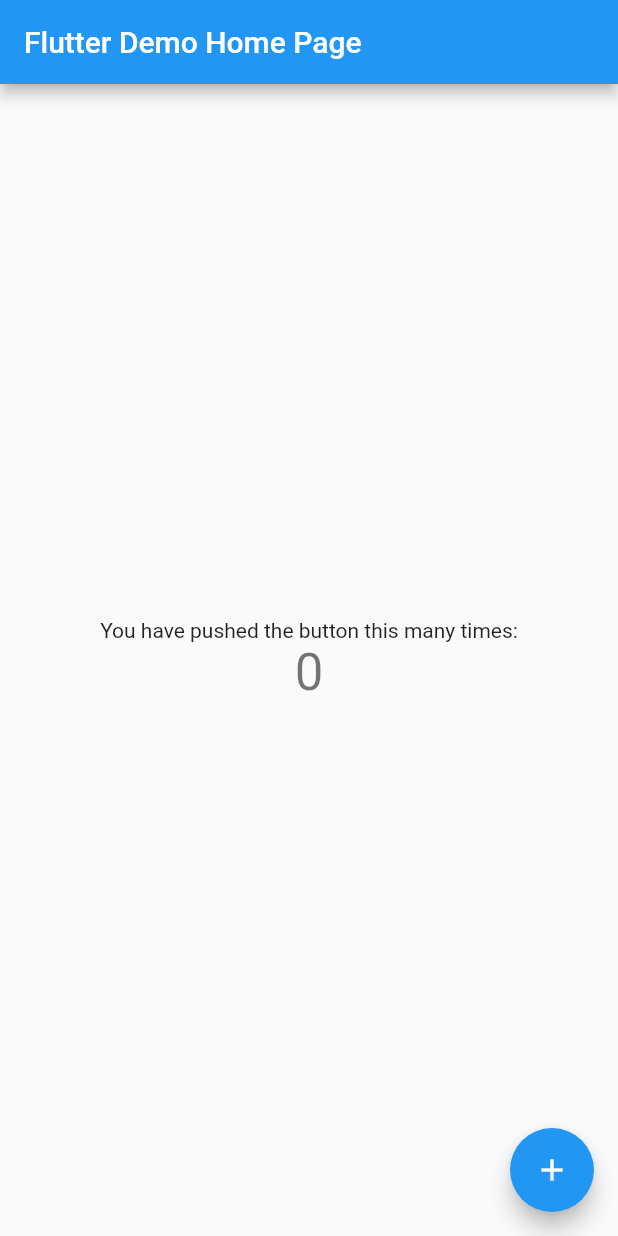
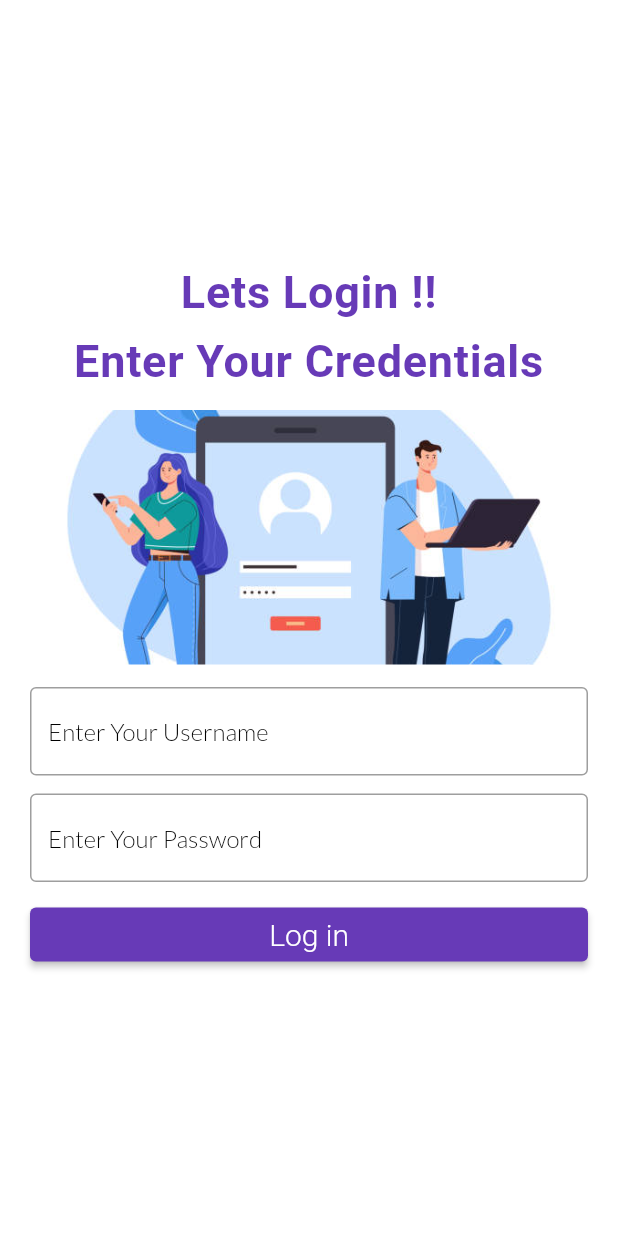
Before and after one commit to ShauryaPanwar/event-details, a Flutter app: the screen it shows after launch, on a phone screen of 412 x 824 dp. Run offline on Flutter 3.47's test engine with Material 2 defaults, Android fonts, the phone set to English and light mode, and no system bars; our stand-ins replace another_flushbar, google_fonts.

Commit message:
Login fuctionality made

```diff
--- /dev/null
+++ b/lib/homepage.dart
@@ -0,0 +1,11 @@
+import 'package:flutter/material.dart';
+
+
+class HomePage extends StatelessWidget {
+  const HomePage({Key? key}) : super(key: key);
+
+  @override
+  Widget build(BuildContext context) {
+    return Text('Home Page');
+  }
+}
--- /dev/null
+++ b/lib/login_page.dart
@@ -0,0 +1,155 @@
+import 'package:flutter/material.dart';
+import 'package:event_details/utils/spaces.dart';
+import 'package:another_flushbar/flushbar.dart';
+import 'package:another_flushbar/flushbar_helper.dart';
+import 'package:another_flushbar/flushbar_route.dart';
+import 'package:event_details/utils/logintextfieldstyle.dart';
+import 'package:event_details/widgets/logintextfield.dart';
+import 'package:provider/provider.dart';
+
+class LoginPage extends StatelessWidget {
+  LoginPage({Key? key}) : super(key: key);
+
+  final _formkey = GlobalKey<FormState>();
+
+
+  Future<void> loginuser(BuildContext context) async {
+    // if(_formkey.currentState != null && _formkey.currentState!.validate()){
+    //   print("Logged in !!");
+    //   print(usernamecontroller.text);
+    //   print(passwordcontroller.text);
+    // }
+    print("Logged in !!");
+    print(usernamecontroller.text);
+    print(passwordcontroller.text);
+
+
+    if (usernamecontroller.text == 'fake-user' &&
+        passwordcontroller.text == 'fake-pass'){
+      print('object');
+      Navigator.pushReplacementNamed(context, '/homepage');
+    }
+    else{
+      print('Ohio');
+      Flushbar(
+        title: 'Invalid Credentials',
+        message:
+        'Enter Valid Username and Password',
+        duration: Duration(seconds: 3),
+      ).show(context);
+    }
+  }
+
+
+  final usernamecontroller = TextEditingController();
+  final passwordcontroller = TextEditingController();
+
+  @override
+  Widget build(BuildContext context) {
+    return Scaffold(
+      backgroundColor: Colors.white,
+      body: Center(
+        child: Padding(
+          padding: const EdgeInsets.all(20.0),
+          child: Column(
+            mainAxisAlignment: MainAxisAlignment.center,
+            crossAxisAlignment: CrossAxisAlignment.stretch,
+            children: [
+              Text(
+                'Lets Login !!',
+                textAlign: TextAlign.center,
+                style: TextStyle(
+                    fontSize: 30,
+                    color: Colors.deepPurple,
+                    fontWeight: FontWeight.bold,
+                    letterSpacing: 0.5),
+              ),
+              verticalspacing(11),
+              Text(
+                'Enter Your Credentials',
+                textAlign: TextAlign.center,
+                style: TextStyle(
+                    fontSize: 30,
+                    color: Colors.deepPurple,
+                    fontWeight: FontWeight.bold,
+                    letterSpacing: 0.5),
+              ),
+              verticalspacing(15),
+              Container(
+                height: 170,
+                width: MediaQuery
+                    .of(context)
+                    .size
+                    .width,
+                decoration: BoxDecoration(
+                  // border: Border.all(
+                  //   color: Colors.deepPurple,
+                  //   width: 2,
+                  // ),
+                  // color: Colors.yellow,
+                  image: DecorationImage(
+                    image: AssetImage('assets/loginpage.jpg'),
+                    fit: BoxFit.fitWidth,
+                  ),
+                  borderRadius: BorderRadius.circular(20),
+                ),
+              ),
+              verticalspacing(15),
+              Form(
+                key: _formkey,
+                child: Column(
+                  children: [
+                    Loginwidget(
+                      // validator: (value) {
+                      //   if (value != null && value.isNotEmpty) {
+                      //     return "Invalid Username Input";
+                      //   } else if (value != null && value.isEmpty) {
+                      //     return "Please type your Username";
+                      //   }
+                      //   return null;
+                      // },
+                        controler: usernamecontroller,
+                        hinttext: "Enter Your Username"),
+                    verticalspacing(12),
+                    Loginwidget(
+                      // validator: (value) {
+                      //   if (value != null && value.isNotEmpty) {
+                      //     return "Invalid Password Input";
+                      //   } else if (value != null && value.isEmpty) {
+                      //     return "Please type your Password";
+                      //   }
+                      //   return null;
+                      // },
+                        aster: true,
+                        controler: passwordcontroller,
+                        hinttext: "Enter Your Password"),
+                  ],
+                ),
+              ),
+              verticalspacing(11),
+              ElevatedButton(
+                  style: ButtonStyle(
+                      overlayColor: MaterialStateProperty.resolveWith<Color?>(
+                              (Set<MaterialState> states) {
+                            if (states.contains(MaterialState.hovered))
+                              return Colors.blue;
+                            return Colors.blue;
+                          })),
+
+                  // ElevatedButton.styleFrom(
+                  //   backgroundColor: Colors.deepPurple
+                  // ),
+                  onPressed: () async {
+                    await loginuser(context);
+                  },
+                  child: Text(
+                    "Log in",
+                    style: TextStyle(fontWeight: FontWeight.w300, fontSize: 20),
+                  ))
+            ],
+          ),
+        ),
+      ),
+    );
+  }
+}
--- a/lib/main.dart
+++ b/lib/main.dart
@@ -1,3 +1,5 @@
+import 'package:event_details/homepage.dart';
+import 'package:event_details/login_page.dart';
 import 'package:flutter/material.dart';
 
 void main() {
@@ -13,103 +15,16 @@ class MyApp extends StatelessWidget {
     return MaterialApp(
       title: 'Flutter Demo',
       theme: ThemeData(
-        // This is the theme of your application.
-        //
-        // Try running your application with "flutter run". You'll see the
-        // application has a blue toolbar. Then, without quitting the app, try
-        // changing the primarySwatch below to Colors.green and then invoke
-        // "hot reload" (press "r" in the console where you ran "flutter run",
-        // or simply save your changes to "hot reload" in a Flutter IDE).
-        // Notice that the counter didn't reset back to zero; the application
-        // is not restarted.
-        primarySwatch: Colors.blue,
+        canvasColor: Colors.transparent,
+        primarySwatch: Colors.deepPurple,
+        appBarTheme: AppBarTheme(
+          backgroundColor: Colors.deepPurple
+        )
       ),
-      home: const MyHomePage(title: 'Flutter Demo Home Page'),
+      home: LoginPage(),
+      routes: {
+        '/homepage':(context)=> HomePage(),
+      },
     );
   }
 }
-
-class MyHomePage extends StatefulWidget {
-  const MyHomePage({super.key, required this.title});
-
-  // This widget is the home page of your application. It is stateful, meaning
-  // that it has a State object (defined below) that contains fields that affect
-  // how it looks.
-
-  // This class is the configuration for the state. It holds the values (in this
-  // case the title) provided by the parent (in this case the App widget) and
-  // used by the build method of the State. Fields in a Widget subclass are
-  // always marked "final".
-
-  final String title;
-
-  @override
-  State<MyHomePage> createState() => _MyHomePageState();
-}
-
-class _MyHomePageState extends State<MyHomePage> {
-  int _counter = 0;
-
-  void _incrementCounter() {
-    setState(() {
-      // This call to setState tells the Flutter framework that something has
-      // changed in this State, which causes it to rerun the build method below
-      // so that the display can reflect the updated values. If we changed
-      // _counter without calling setState(), then the build method would not be
-      // called again, and so nothing would appear to happen.
-      _counter++;
-    });
-  }
-
-  @override
-  Widget build(BuildContext context) {
-    // This method is rerun every time setState is called, for instance as done
-    // by the _incrementCounter method above.
-    //
-    // The Flutter framework has been optimized to make rerunning build methods
-    // fast, so that you can just rebuild anything that needs updating rather
-    // than having to individually change instances of widgets.
-    return Scaffold(
-      appBar: AppBar(
-        // Here we take the value from the MyHomePage object that was created by
-        // the App.build method, and use it to set our appbar title.
-        title: Text(widget.title),
-      ),
-      body: Center(
-        // Center is a layout widget. It takes a single child and positions it
-        // in the middle of the parent.
-        child: Column(
-          // Column is also a layout widget. It takes a list of children and
-          // arranges them vertically. By default, it sizes itself to fit its
-          // children horizontally, and tries to be as tall as its parent.
-          //
-          // Invoke "debug painting" (press "p" in the console, choose the
-          // "Toggle Debug Paint" action from the Flutter Inspector in Android
-          // Studio, or the "Toggle Debug Paint" command in Visual Studio Code)
-          // to see the wireframe for each widget.
-          //
-          // Column has various properties to control how it sizes itself and
-          // how it positions its children. Here we use mainAxisAlignment to
-          // center the children vertically; the main axis here is the vertical
-          // axis because Columns are vertical (the cross axis would be
-          // horizontal).
-          mainAxisAlignment: MainAxisAlignment.center,
-          children: <Widget>[
-            const Text(
-              'You have pushed the button this many times:',
-            ),
-            Text(
-              '$_counter',
-              style: Theme.of(context).textTheme.headline4,
-            ),
-          ],
-        ),
-      ),
-      floatingActionButton: FloatingActionButton(
-        onPressed: _incrementCounter,
-        tooltip: 'Increment',
-        child: const Icon(Icons.add),
-      ), // This trailing comma makes auto-formatting nicer for build methods.
-    );
-  }
-}
--- /dev/null
+++ b/lib/utils/logintextfieldstyle.dart
@@ -0,0 +1,10 @@
+import 'dart:ui';
+
+import 'package:flutter/material.dart';
+import 'package:google_fonts/google_fonts.dart';
+
+class themetextstyle {
+  static TextStyle logintextfield = GoogleFonts.lato(
+      textStyle: TextStyle(color: Colors.black,
+          fontWeight: FontWeight.w300));
+}
--- /dev/null
+++ b/lib/utils/spaces.dart
@@ -0,0 +1,6 @@
+
+
+import 'package:flutter/cupertino.dart';
+
+Widget verticalspacing (double val) => SizedBox(height: val,);
+Widget horizontalspacing (double val) => SizedBox(height: val,);
--- /dev/null
+++ b/lib/widgets/logintextfield.dart
@@ -0,0 +1,35 @@
+import 'package:flutter/material.dart';
+import 'package:event_details/utils/logintextfieldstyle.dart';
+
+class Loginwidget extends StatelessWidget {
+  final TextEditingController controler;
+  final String hinttext;
+  final bool aster;
+  final FormFieldValidator<String>? validator;
+
+  const Loginwidget(
+      {Key? key,
+      required this.controler,
+      required this.hinttext,
+      this.aster = false,
+      this.validator})
+      : super(key: key);
+
+  @override
+  Widget build(BuildContext context) {
+    return TextFormField(
+      obscureText: aster,
+      validator: (value){
+        if(validator!= null)
+          return validator!(value);
+      },
+      controller: controler,
+      decoration: InputDecoration(
+        border: OutlineInputBorder(),
+        hintText: hinttext,
+        hoverColor: Colors.black12,
+        hintStyle: themetextstyle.logintextfield,
+      ),
+    );
+  }
+}
--- a/pubspec.yaml
+++ b/pubspec.yaml
@@ -29,6 +29,9 @@ environment:
 # the latest version available on pub.dev. To see which dependencies have newer
 # versions available, run `flutter pub outdated`.
 dependencies:
+  google_fonts: ^4.0.1
+  provider: ^6.0.5
+  another_flushbar: ^1.12.29
   flutter:
     sdk: flutter
 
@@ -60,7 +63,8 @@ flutter:
   uses-material-design: true
 
   # To add assets to your application, add an assets section, like this:
-  # assets:
+  assets:
+    - assets/
   #   - images/a_dot_burr.jpeg
   #   - images/a_dot_ham.jpeg
 
```
Also changed, not shown: assets/loginpage.jpg (added), pubspec.lock.
